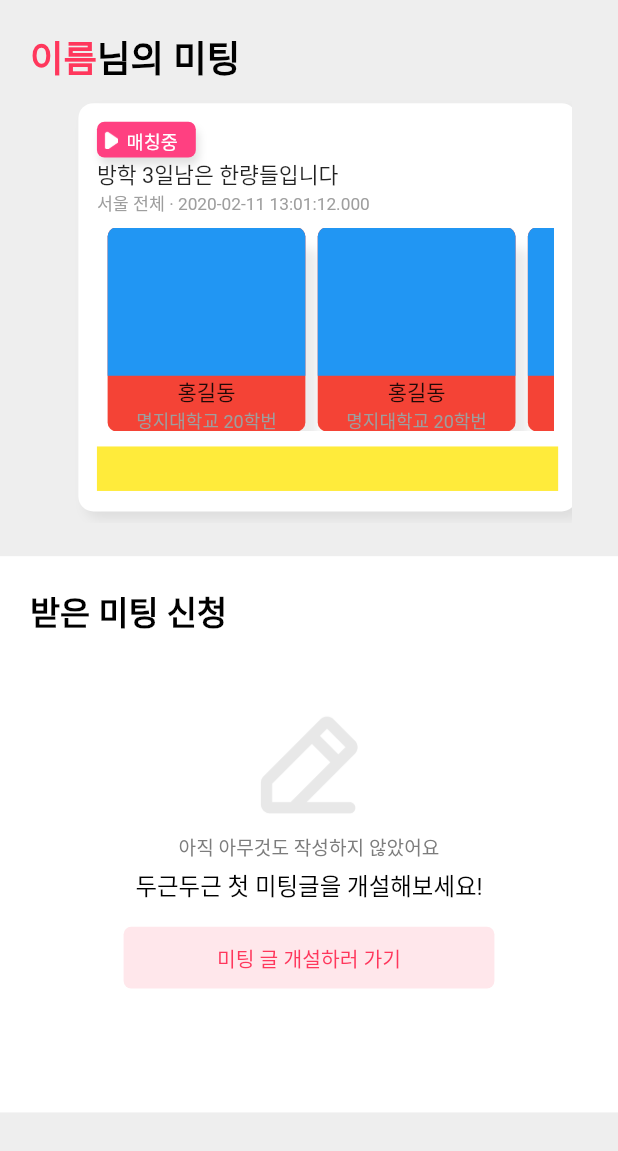
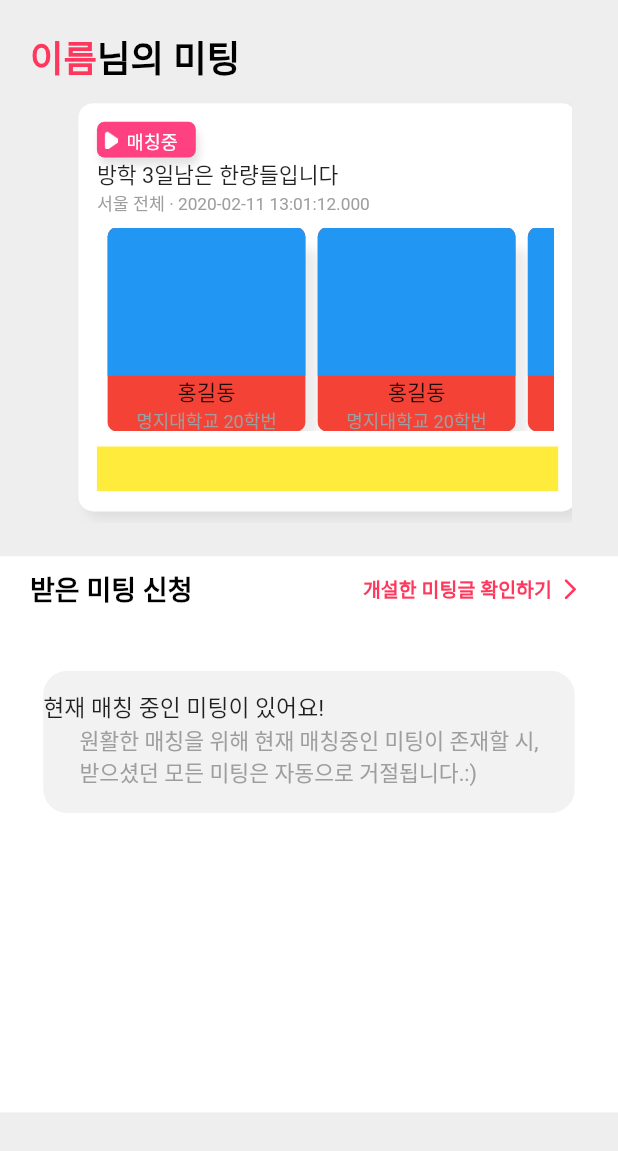
Before and after one commit to SeungtaeRyu/campusMeet_test, a Flutter app: the MyMeetingScreen screen opened directly, on a phone screen of 412 x 824 dp. Shown: the top 1151 px of the screen. Run offline on Flutter 3.47's test engine with Material 2 defaults, Android fonts, the phone set to English and light mode, and no system bars; our stand-ins replace badges, blur, carousel_slider, dotted_border, form_field_validator; missing offline and left inert: wc_form_validators.

Commit message:
나의미팅 매칭중인미팅

```diff
--- a/campus_meet_test/lib/screens/myMeeting/my_meeting.dart
+++ b/campus_meet_test/lib/screens/myMeeting/my_meeting.dart
@@ -19,7 +19,6 @@ class MyMeetingScreen extends StatefulWidget {
 }
 
 class _MyMeetingScreenState extends State<MyMeetingScreen> {
-
   bool noExistMyMeeting = true; // 내가 속한 그룹이 작성한 미팅글 없니?
   bool existRequestToMyMeeting = false; //내가속한 미팅에 상대팀 요청이있는경우
   bool existProposeToOtherMeeting = true; //남의 미팅에 내가속한 그룹이 요청한 경우
@@ -143,14 +142,18 @@ class _MyMeetingScreenState extends State<MyMeetingScreen> {
                             width: MediaQuery.of(context).size.width * 0.95,
                             //existProposeToOtherMeeting true일때 meetingMyPropose()
                             // child: existProposeToOtherMeeting? meetingMyPropose() : noMeetingMyPropose() ,
-                    child: existProposeToOtherMeeting? meetingMatcing() : noMeetingMyPropose() ,
+                            child: existProposeToOtherMeeting
+                                ? meetingMatching()
+                                : noMeetingMyPropose(),
                           )
                         : Container(
                             width: MediaQuery.of(context).size.width * 0.85,
                             // child:  existProposeToOtherMeeting? meetingMyPropose() : noMeetingMyProposeSE() ,
-                    child: existProposeToOtherMeeting? meetingMatcing() : noMeetingMyPropose() ,
-                )
-                )],
+                            child: existProposeToOtherMeeting
+                                ? meetingMatching()
+                                : noMeetingMyPropose(),
+                          ))
+              ],
             ),
           ),
           //아래 컨텐츠
@@ -167,8 +170,8 @@ class _MyMeetingScreenState extends State<MyMeetingScreen> {
               //3. 내가 속한 그룹이 쓴 글에 상대 팀 신청이 있는 경우: existRequestMeeting
               //4. 상대팀 미팅에 내가속한 그룹 신청이 있는 경우 existRequestToMyMeeting //위팀
               //내가 속한 미팅글이 있나
-            child: noExistMyMeeting ? noMeetingPost(): existRequestToMyMeeting ? existRequestMeeting() : noMeetingPropose() ,
-          ),
+              //child: noExistMyMeeting ? noMeetingPost(): existRequestToMyMeeting ? existRequestMeeting() : noMeetingPropose() ,
+              child: meetingMatchingBottom()),
         ],
       ),
     );
@@ -208,8 +211,9 @@ class _MyMeetingScreenState extends State<MyMeetingScreen> {
               }),
         ));
   }
+
   //매칭중인 미팅 있을때
-  Widget meetingMatcing() {
+  Widget meetingMatching() {
     double width = MediaQuery.of(context).size.width;
     double viewPaddingTop = MediaQuery.of(context).viewPadding.top;
     return Container(
@@ -219,11 +223,10 @@ class _MyMeetingScreenState extends State<MyMeetingScreen> {
                   MediaQuery.of(context).size.width * 0.2) *
               0.5 -
           width * 0.19,
-
       child: ListView.builder(
           scrollDirection: Axis.horizontal,
           padding: EdgeInsets.only(top: width * 0.03, left: width * 0.03),
-              itemCount: posts.length,
+          itemCount: 1,
           itemBuilder: (context, index) {
             return Container(
               child: viewPaddingTop > 21.0
@@ -238,6 +241,7 @@ class _MyMeetingScreenState extends State<MyMeetingScreen> {
           }),
     );
   }
+
 //내가 신청한 미팅이 없을때 위에 들어가는 컨텐츠 사진 중앙에 정렬하도록 하세욥
   Widget noMeetingMyPropose() {
     double width = MediaQuery.of(context).size.width;
@@ -266,7 +270,7 @@ class _MyMeetingScreenState extends State<MyMeetingScreen> {
           children: [
             // 내가 신청한 미팅이 없을때
             Padding(
-              padding: EdgeInsets.only(top: width*0.09),
+              padding: EdgeInsets.only(top: width * 0.09),
               child: Center(
                 child: Container(
                     width: MediaQuery.of(context).size.width * 0.90,
@@ -275,18 +279,20 @@ class _MyMeetingScreenState extends State<MyMeetingScreen> {
               ), //캠퍼스밋이미지가져와
             ),
             Container(
-                margin: EdgeInsets.only(bottom: width*0.01, top: width*0.013),
+                margin:
+                    EdgeInsets.only(bottom: width * 0.01, top: width * 0.013),
                 child: Text(
                   '아직 신청하신 미팅이 없네요',
                   textAlign: TextAlign.center,
-                  style: TextStyle(color: Color(0xff7C7C7C), fontSize: width*0.034),
+                  style: TextStyle(
+                      color: Color(0xff7C7C7C), fontSize: width * 0.034),
                 )),
             Container(
                 // margin: EdgeInsets.only(top: 3),
                 child: Text(
               '관심 가는 상대를 찾고 미팅을 신청해 보세요!',
               textAlign: TextAlign.center,
-              style: TextStyle(color: Colors.black, fontSize: width*0.038),
+              style: TextStyle(color: Colors.black, fontSize: width * 0.038),
             )),
             Container(
               // color:const Color(0xffffe7eb),
@@ -295,7 +301,7 @@ class _MyMeetingScreenState extends State<MyMeetingScreen> {
               decoration: BoxDecoration(
                   color: Color(0xffffe7eb),
                   borderRadius: BorderRadius.circular(5)),
-              margin: EdgeInsets.only(top: width*0.02),
+              margin: EdgeInsets.only(top: width * 0.02),
               alignment: Alignment(0.0, 0.0),
               child: FlatButton(
                 onPressed: () async {
@@ -306,7 +312,8 @@ class _MyMeetingScreenState extends State<MyMeetingScreen> {
                 },
                 child: Text(
                   '미팅 글 살펴보러 가기',
-                  style: TextStyle(color: Color(0xffff375c), fontSize: width*0.036),
+                  style: TextStyle(
+                      color: Color(0xffff375c), fontSize: width * 0.036),
                 ),
               ),
             )
@@ -317,6 +324,7 @@ class _MyMeetingScreenState extends State<MyMeetingScreen> {
       ),
     );
   }
+
   Widget noMeetingMyProposeSE() {
     double width = MediaQuery.of(context).size.width;
     return Container(
@@ -344,7 +352,7 @@ class _MyMeetingScreenState extends State<MyMeetingScreen> {
           children: [
             // 내가 신청한 미팅이 없을때
             Padding(
-              padding: EdgeInsets.only(top: width*0.042),
+              padding: EdgeInsets.only(top: width * 0.042),
               child: Center(
                 child: Container(
                     width: MediaQuery.of(context).size.width * 0.9,
@@ -353,18 +361,20 @@ class _MyMeetingScreenState extends State<MyMeetingScreen> {
               ), //캠퍼스밋이미지가져와
             ),
             Container(
-                margin: EdgeInsets.only(bottom: width*0.01, top: width*0.013),
+                margin:
+                    EdgeInsets.only(bottom: width * 0.01, top: width * 0.013),
                 child: Text(
                   '아직 신청하신 미팅이 없네요',
                   textAlign: TextAlign.center,
-                  style: TextStyle(color: Color(0xff7C7C7C), fontSize: width*0.031),
+                  style: TextStyle(
+                      color: Color(0xff7C7C7C), fontSize: width * 0.031),
                 )),
             Container(
                 // margin: EdgeInsets.only(top: 3),
                 child: Text(
               '관심 가는 상대를 찾고 미팅을 신청해 보세요!',
               textAlign: TextAlign.center,
-                  style: TextStyle(color: Colors.black, fontSize: width*0.035),
+              style: TextStyle(color: Colors.black, fontSize: width * 0.035),
             )),
             Container(
               // color:const Color(0xffffe7eb),
@@ -373,7 +383,7 @@ class _MyMeetingScreenState extends State<MyMeetingScreen> {
               decoration: BoxDecoration(
                   color: Color(0xffffe7eb),
                   borderRadius: BorderRadius.circular(5)),
-              margin: EdgeInsets.only(top: width*0.02),
+              margin: EdgeInsets.only(top: width * 0.02),
               alignment: Alignment(0.0, 0.0),
               child: FlatButton(
                 onPressed: () async {
@@ -384,7 +394,8 @@ class _MyMeetingScreenState extends State<MyMeetingScreen> {
                 },
                 child: Text(
                   '미팅 글 살펴보러 가기',
-                  style: TextStyle(color: Color(0xffff375c), fontSize: width*0.034),
+                  style: TextStyle(
+                      color: Color(0xffff375c), fontSize: width * 0.034),
                 ),
               ),
             )
@@ -395,7 +406,92 @@ class _MyMeetingScreenState extends State<MyMeetingScreen> {
       ),
     );
   }
+
 //여기부터 아래///////////////////////////////
+  Widget meetingMatchingBottom() {
+    double width = MediaQuery.of(context).size.width;
+    return Column(
+      children: [
+        Container(
+          child: Row(
+            mainAxisAlignment: MainAxisAlignment.spaceBetween,
+            children: [
+              Container(
+                  child: Text(
+                '받은 미팅 신청',
+                style: TextStyle(
+                    color: Colors.black,
+                    fontWeight: FontWeight.w700,
+                    fontSize: 18),
+              )),
+              Container(
+                child: Row(
+                  children: [
+                    Container(
+                      child: Text(
+                        '개설한 미팅글 확인하기',
+                        style: TextStyle(
+                            color: Color(0xffff375c),
+                            fontWeight: FontWeight.w700,
+                            fontSize: 13),
+                      ),
+                    ),
+                    //여기 눌리면 내가 쓴 글 페이지로 넘어가
+                    SizedBox(
+                        child: IconButton(
+                      padding: EdgeInsets.zero,
+                      constraints: BoxConstraints(),
+                      icon: Icon(
+                        Icons.arrow_forward_ios_rounded,
+                        color: Color(0xffff375c),
+                        size: 17,
+                      ),
+                      onPressed: () {
+                        Navigator.push(
+                          context,
+                          MaterialPageRoute(
+                              builder: (context) => checkMyWritingScreen()),
+                        );
+                      },
+                    )),
+                  ],
+                ),
+              ),
+            ],
+          ),
+        ),
+        Container(
+            margin:
+                EdgeInsets.only(top: MediaQuery.of(context).size.width * 0.1),
+            width: MediaQuery.of(context).size.width * 0.86,
+            height: MediaQuery.of(context).size.width * 0.23,
+            decoration: BoxDecoration(
+                color: const Color.fromARGB(100, 221, 221, 221),
+                borderRadius: BorderRadius.circular(16)),
+            child: Column(
+              children: [
+                Padding(
+                    padding: EdgeInsets.only(
+                        top: MediaQuery.of(context).size.width * 0.03)),
+                Row(
+                  children: [
+                    //아이콘 추가
+                    Text("현재 매칭 중인 미팅이 있어요!",
+                        style: TextStyle(
+                            fontSize:
+                                MediaQuery.of(context).size.width * 0.037)),
+                  ],
+                ),
+                Text("원활한 매칭을 위해 현재 매칭중인 미팅이 존재할 시,\n받으셨던 모든 미팅은 자동으로 거절됩니다.:)",
+                    style: TextStyle(
+                        fontSize: MediaQuery.of(context).size.width * 0.035,
+                        color: Colors.grey)),
+              ],
+            )),
+      ],
+    );
+  }
+
   // 미팅 신청이 없을 때 아래
   Widget noMeetingPropose() {
     double width = MediaQuery.of(context).size.width;
```
Lines whose indentation alone changed are shown as unchanged.
